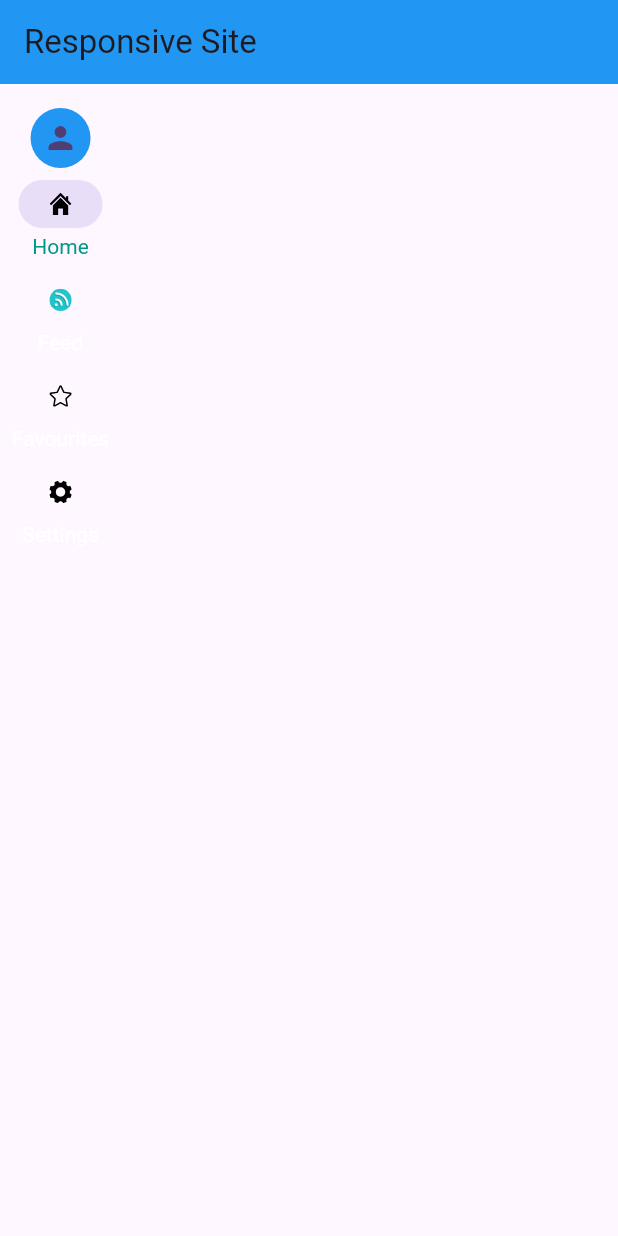
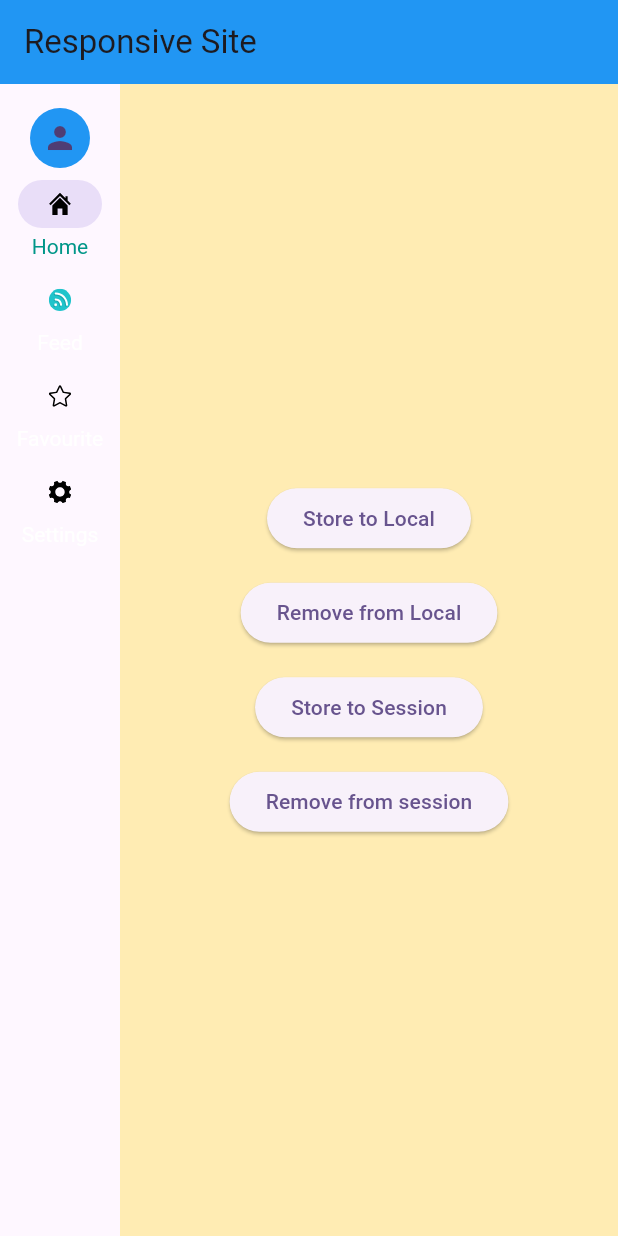
Before and after one commit to Mohammed-Faris/Flutter_web, a Flutter app: the screen it shows after launch, on a phone screen of 412 x 824 dp. Run offline on Flutter 3.47's test engine with Material 2 defaults, Android fonts, the phone set to English and light mode, and no system bars; our stand-ins replace flutter_svg; missing offline and left inert: dart:html.

Commit message:
minor changes

```diff
--- a/lib/screens/homescreen.dart
+++ b/lib/screens/homescreen.dart
@@ -3,6 +3,7 @@ import 'package:flutter_svg/flutter_svg.dart';
 import 'package:nav_rail_store/screens/favouritesscreen.dart';
 import 'package:nav_rail_store/screens/feedscreen.dart';
 import 'package:nav_rail_store/screens/settingsscreen.dart';
+import 'package:nav_rail_store/screens/storagescreen.dart';
 
 class HomeScreen extends StatefulWidget {
   const HomeScreen({super.key});
@@ -12,7 +13,14 @@ class HomeScreen extends StatefulWidget {
 }
 
 class _HomeScreenState extends State<HomeScreen> {
-  int _selectedIndex = 0;
+  final List<Widget> _screens = [
+    const StorageScreen(),
+    const FeedScreen(),
+    const FavoritesScreen(),
+    const SettingsScreen()
+  ];
+
+  int selectedIndex = 0;
   @override
   Widget build(BuildContext context) {
     return Scaffold(
@@ -25,19 +33,13 @@ class _HomeScreenState extends State<HomeScreen> {
           NavigationRail(
               onDestinationSelected: (int index) {
                 setState(() {
-                  _selectedIndex = index;
+                  selectedIndex = index;
                 });
               },
               destinations: [
                 NavigationRailDestination(
                   icon: GestureDetector(
-                    onTap: () {
-                      Navigator.push(
-                        context,
-                        MaterialPageRoute(
-                            builder: (context) => const HomeScreen()),
-                      );
-                    },
+                    onTap: () {},
                     child: SvgPicture.asset(
                       'assets/home.svg',
                       width: 15,
@@ -49,11 +51,7 @@ class _HomeScreenState extends State<HomeScreen> {
                 NavigationRailDestination(
                   icon: GestureDetector(
                     onTap: () {
-                      Navigator.push(
-                        context,
-                        MaterialPageRoute(
-                            builder: (context) => const FeedScreen()),
-                      );
+                      const FeedScreen();
                     },
                     child: SvgPicture.asset(
                       'assets/feed.svg',
@@ -65,30 +63,16 @@ class _HomeScreenState extends State<HomeScreen> {
                 ),
                 NavigationRailDestination(
                   icon: GestureDetector(
-                    onTap: () {
-                      Navigator.push(
-                        context,
-                        MaterialPageRoute(
-                            builder: (context) => const FavoritesScreen()),
-                      );
-                    },
                     child: SvgPicture.asset(
                       'assets/favourite.svg',
                       width: 15,
                       height: 15,
                     ),
                   ),
-                  label: const Text('Favourites'),
+                  label: const Text('Favourite'),
                 ),
                 NavigationRailDestination(
                   icon: GestureDetector(
-                    onTap: () {
-                      Navigator.push(
-                        context,
-                        MaterialPageRoute(
-                            builder: (context) => const SettingsScreen()),
-                      );
-                    },
                     child: SvgPicture.asset(
                       'assets/settings.svg',
                       width: 15,
@@ -112,8 +96,8 @@ class _HomeScreenState extends State<HomeScreen> {
               labelType: NavigationRailLabelType.all,
               selectedLabelTextStyle: const TextStyle(color: Colors.teal),
               unselectedLabelTextStyle: const TextStyle(),
-              selectedIndex: _selectedIndex),
-          // Expanded(child: _screens[_selectedIndex])
+              selectedIndex: selectedIndex),
+          Expanded(child: _screens[selectedIndex])
         ],
       ),
     );
--- /dev/null
+++ b/lib/screens/storagescreen.dart
@@ -0,0 +1,54 @@
+import 'package:flutter/material.dart';
+import 'package:nav_rail_store/storage/localstorage.dart';
+import 'package:nav_rail_store/storage/sessionstorage.dart';
+
+class StorageScreen extends StatefulWidget {
+  const StorageScreen({super.key});
+
+  @override
+  State<StorageScreen> createState() => _StorageScreenState();
+}
+
+class _StorageScreenState extends State<StorageScreen> {
+  @override
+  Widget build(BuildContext context) {
+    return Container(
+      color: Colors.amber.shade100,
+      alignment: Alignment.center,
+      child: Column(
+        mainAxisAlignment: MainAxisAlignment.center,
+        children: [
+          ElevatedButton(
+              onPressed: () {
+                LocalStorageHelper.saveValue('isLoggedin', 'true');
+              },
+              child: const Text('Store to Local')),
+          const SizedBox(
+            height: 15,
+          ),
+          ElevatedButton(
+              onPressed: () {
+                LocalStorageHelper.removeValue("isLoggedin");
+              },
+              child: const Text('Remove from Local')),
+          const SizedBox(
+            height: 15,
+          ),
+          ElevatedButton(
+              onPressed: () {
+                SessionStorageHelper.saveValue('token', 'dt48');
+              },
+              child: const Text('Store to Session')),
+          const SizedBox(
+            height: 15,
+          ),
+          ElevatedButton(
+              onPressed: () {
+                SessionStorageHelper.removeValue('token');
+              },
+              child: const Text('Remove from session'))
+        ],
+      ),
+    );
+  }
+}
```
